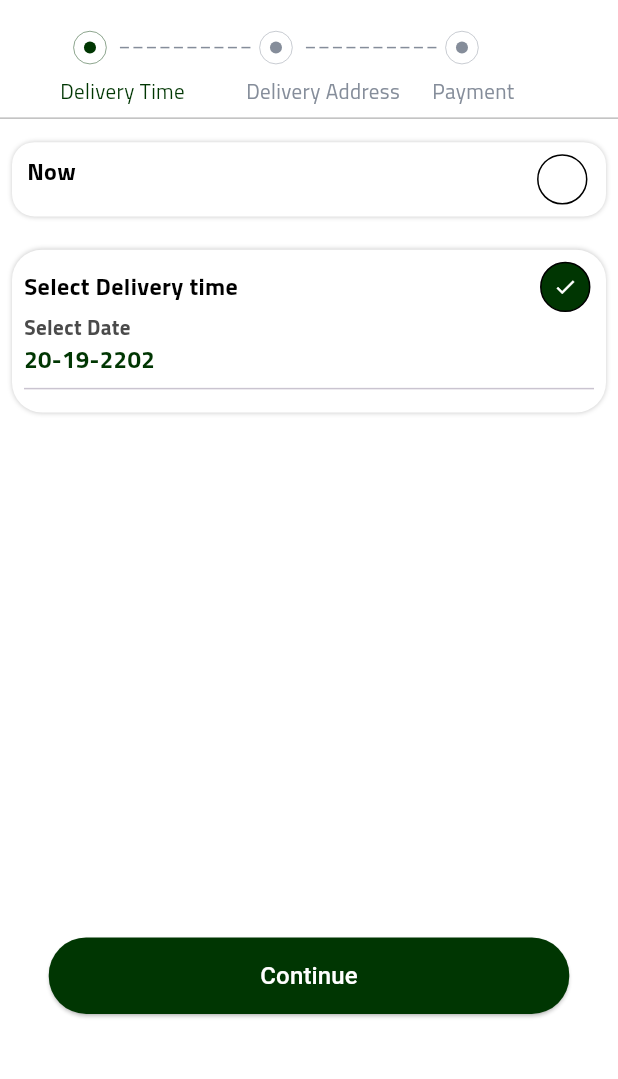
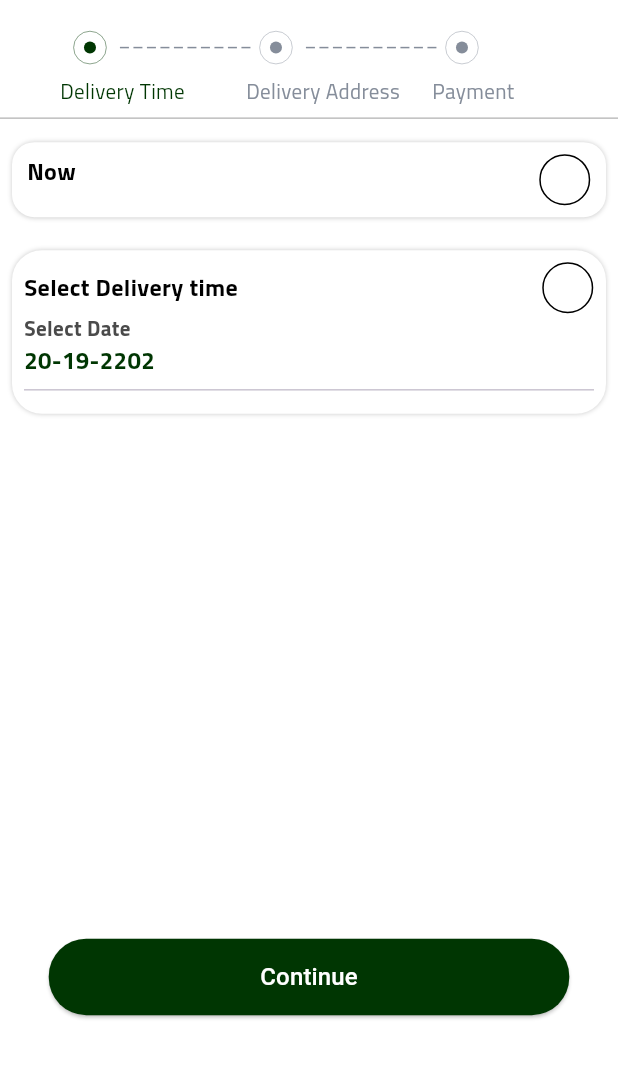
Before and after one commit to AyaNasserEzat/market, a Flutter app: the CartView screen opened directly, after a tap on "Procced to Checkout", on a phone screen of 412 x 824 dp, the part 65-1144 px from its top. Run offline on Flutter 3.47's test engine with Material 3 defaults, Android fonts, the phone set to English and light mode, and no system bars; our stand-ins replace flutter_screenutil, flutter_svg, go_router, pin_code_fields, timeline_tile; project files that could hold a hidden picture were left out.

Commit message:
check out  view changes p2

```diff
--- a/lib/core/utils/app_strings.dart
+++ b/lib/core/utils/app_strings.dart
@@ -6,6 +6,7 @@ class AppStrings {
   static const String onBordingTitle2 = "Delivery Arrived";
   static const String onBordingSubTitle2 = "Order is arrived at your Place";
   static const String skip = "Skip";
+    static const String update = "Update";
   static const String onBordingTitle3 = "E Shopping3";
   static const String onBordingSubTitle3 =
       "Explore organic fruits & grap them3";
--- a/lib/feature/auth_feature/presentation/views/widgets/onbording_btn.dart
+++ b/lib/feature/auth_feature/presentation/views/widgets/onbording_btn.dart
@@ -10,14 +10,14 @@ final VoidCallback onTap;
   @override
   Widget build(BuildContext context) {
     return  SizedBox(
-      height: 60.h,
-      width: 177.w,
+       height: 50,
+       width: 170,
       child: ElevatedButton(
         onPressed:onTap,
         style: ElevatedButton.styleFrom(
       backgroundColor: AppColor.green, // لون الزرار نفسه
       shape: RoundedRectangleBorder(
-        borderRadius: BorderRadius.circular(20), // الـ radius
+        borderRadius: BorderRadius.circular(25), // الـ radius
       ),
       shadowColor: AppColor.black, // لون الظل
       elevation: 10, // قوة الظل
--- a/lib/feature/auth_feature/presentation/views/widgets/onbording_page.dart
+++ b/lib/feature/auth_feature/presentation/views/widgets/onbording_page.dart
@@ -23,11 +23,16 @@ class OnbordingPage extends StatelessWidget {
   final PageController pageController;
   @override
   Widget build(BuildContext context) {
-    return SingleChildScrollView(
+    return LayoutBuilder(
+      builder: (BuildContext context, BoxConstraints constraints) {
+
+        return  SingleChildScrollView(
           child: Center(
+          child: Padding(
+            padding: const EdgeInsets.all(8.0),
             child: Column(
               children: [
-            SizedBox(height: 81.h),
+                SizedBox(height: constraints.maxHeight*.12),
                 Padding(
                   padding: const EdgeInsets.only(right: 30.0),
                   child: Row(
@@ -35,14 +40,14 @@ class OnbordingPage extends StatelessWidget {
                     children: [Text(AppStrings.skip, style: CustomTextStyle.regular)],
                   ),
                 ),
-              SizedBox(height: 81.h),
+                SizedBox(height: constraints.maxHeight*.012),
                 Image.asset(onBordingModel.image),
                 Text(onBordingModel.title, style: CustomTextStyle.poppins.copyWith(color: AppColor.black)),
-             SizedBox(height: 16.h),
+                SizedBox(height: constraints.maxHeight*.018),
                 Text(onBordingModel.subTitle, style: CustomTextStyle.regular),
-             SizedBox(height: 98.h),
+               SizedBox(height: constraints.maxHeight*.033),
                 CustomIndicator(currentIndex: currentIndex),
-             SizedBox(height: 98.h),
+                  SizedBox(height: constraints.maxHeight*.099),
                 OnbordingBtn(text: currentIndex<2? "next":"Get Started", onTap: () {
             if (currentIndex<2) {
               pageController.nextPage(duration: Duration(microseconds:1000 ), curve: Curves.ease);
@@ -55,6 +60,10 @@ class OnbordingPage extends StatelessWidget {
               ],
             ),
           ),
+                ),
+        );
+       },
+
     );
   }
 }
--- a/lib/feature/cart_feature/presentation/views/widgets/adress_details_container.dart
+++ b/lib/feature/cart_feature/presentation/views/widgets/adress_details_container.dart
@@ -1,6 +1,6 @@
 import 'package:flutter/material.dart';
 
-import 'package:flutter_screenutil/flutter_screenutil.dart';
+
 import 'package:flutter_svg/flutter_svg.dart';
 import 'package:pure_soft/core/utils/app_assets.dart';
 import 'package:pure_soft/core/utils/app_color.dart';
@@ -33,7 +33,11 @@ class AdressDetailsContainer extends StatelessWidget {
                 SvgPicture.asset(AppAssetes.addressIcon),
                 Text("  Address 1",style: CustomTextStyle.TitilliumWebBold16.copyWith(color: AppColor.black)),
             Spacer(),
-                CheckContainer(),
+               CheckContainer(
+          index: 4,
+          isSelected: false,
+          onTap: (){},
+        ),
 
 
               ],
--- a/lib/feature/cart_feature/presentation/views/widgets/check_container.dart
+++ b/lib/feature/cart_feature/presentation/views/widgets/check_container.dart
@@ -1,42 +1,37 @@
 import 'package:flutter/material.dart';
-
 import 'package:flutter_screenutil/flutter_screenutil.dart';
 import 'package:pure_soft/core/utils/app_color.dart';
 
-class CheckContainer extends StatefulWidget {
-  const CheckContainer({super.key});
+class CheckContainer extends StatelessWidget {
+  const CheckContainer({
+    super.key,
+    required this.index,
+    required this.isSelected,
+    required this.onTap,
+  });
 
-  @override
-  State<CheckContainer> createState() => _CheckContainerState();
-}
-
-class _CheckContainerState extends State<CheckContainer>
-    with SingleTickerProviderStateMixin {
-  late AnimationController _controller;
-
-  @override
-  void initState() {
-    super.initState();
-    _controller = AnimationController(vsync: this);
-  }
-
-  @override
-  void dispose() {
-    _controller.dispose();
-    super.dispose();
-  }
+  final int index;
+  final bool isSelected;
+  final VoidCallback onTap;
 
   @override
   Widget build(BuildContext context) {
-    return   Container(
-                  width: 40.w,
-                  height: 38.h,
-                  decoration: BoxDecoration(
-                    color: AppColor.green,
-                    shape: BoxShape.circle,
-                    border: Border.all(color: AppColor.black,)
-                  ),
-                  child: Icon(Icons.check,color: AppColor.white,size: 16,),
-                );
+    return InkWell(
+      onTap: onTap,
+      child: Container(
+        width: 35,
+        height: 34,
+        decoration: BoxDecoration(
+          color: isSelected ? AppColor.green : AppColor.white,
+          shape: BoxShape.circle,
+          border: Border.all(
+            color: isSelected ? AppColor.green : AppColor.black,
+          ),
+        ),
+        child: isSelected
+            ? Icon(Icons.check, color: AppColor.white, size: 16)
+            : const SizedBox(),
+      ),
+    );
   }
 }
--- /dev/null
+++ b/lib/feature/cart_feature/presentation/views/widgets/deliery_time_check_container.dart
@@ -0,0 +1,17 @@
+import 'package:flutter/widgets.dart';
+import 'package:pure_soft/core/utils/app_color.dart';
+
+class DelieryTimeCheckContainer extends StatelessWidget {
+  const DelieryTimeCheckContainer({super.key});
+
+  @override
+  Widget build(BuildContext context) {
+    return  Container(
+                width: 35,
+                height: 34,
+                decoration: BoxDecoration(
+                  color: AppColor.white,
+                  shape: BoxShape.circle,
+                  border: Border.all(color: AppColor.black,)));
+  }
+}
--- a/lib/feature/cart_feature/presentation/views/widgets/now_container.dart
+++ b/lib/feature/cart_feature/presentation/views/widgets/now_container.dart
@@ -1,11 +1,12 @@
 import 'package:flutter/widgets.dart';
-import 'package:flutter_screenutil/flutter_screenutil.dart';
+
 import 'package:pure_soft/core/utils/app_color.dart';
 
 
 class NowContainer extends StatelessWidget {
   const NowContainer({super.key, required this.child});
 final Widget child;
+
   @override
   Widget build(BuildContext context) {
     return  Container(
--- a/lib/feature/cart_feature/presentation/views/widgets/now_time_row.dart
+++ b/lib/feature/cart_feature/presentation/views/widgets/now_time_row.dart
@@ -1,7 +1,10 @@
+import 'package:flutter/material.dart';
 import 'package:flutter/widgets.dart';
 import 'package:flutter_screenutil/flutter_screenutil.dart';
 import 'package:pure_soft/core/utils/app_color.dart';
 import 'package:pure_soft/core/utils/text_style.dart';
+import 'package:pure_soft/feature/cart_feature/presentation/views/widgets/deliery_time_check_container.dart';
+import 'package:pure_soft/feature/cart_feature/presentation/views/widgets/select_delivery_time_container.dart';
 
 class NowTimeRow extends StatelessWidget {
   const NowTimeRow({super.key});
@@ -13,14 +16,11 @@ class NowTimeRow extends StatelessWidget {
           crossAxisAlignment: CrossAxisAlignment.start,
           children: [
             Text("Now",style: CustomTextStyle.TitilliumWebBold16.copyWith(color: AppColor.black),),
-            Container(
-              width: 40.w,
-              height: 38.h,
-              decoration: BoxDecoration(
-                color: AppColor.white,
-                shape: BoxShape.circle,
-                border: Border.all(color: AppColor.black,)
-              ),
+            InkWell(
+              onTap: () {
+
+              },
+              child: DelieryTimeCheckContainer()
             )
           ],
         );
--- a/lib/feature/cart_feature/presentation/views/widgets/payment_section.dart
+++ b/lib/feature/cart_feature/presentation/views/widgets/payment_section.dart
@@ -3,18 +3,60 @@ import 'package:pure_soft/core/utils/app_assets.dart';
 import 'package:pure_soft/core/utils/app_strings.dart';
 import 'package:pure_soft/feature/cart_feature/presentation/views/widgets/now_container.dart';
 import 'package:pure_soft/feature/cart_feature/presentation/views/widgets/payment_row.dart';
-
-class PaymentSection extends StatelessWidget {
+class PaymentSection extends StatefulWidget {
   const PaymentSection({super.key});
 
   @override
+  State<PaymentSection> createState() => _PaymentSectionState();
+}
+
+class _PaymentSectionState extends State<PaymentSection> {
+  int currentIndex = -1;
+
+  @override
   Widget build(BuildContext context) {
-    return  Column(
+    return Column(
       spacing: 10,
       children: [
-        NowContainer(child: PaymentRow(image: AppAssetes.credit, text: AppStrings.credit),),
-        NowContainer(child: PaymentRow(image: AppAssetes.chash, text: AppStrings.cash),),
-        NowContainer(child: PaymentRow(image: AppAssetes.knet, text: AppStrings.knet),),
+        NowContainer(
+          child: PaymentRow(
+            image: AppAssetes.credit,
+            text: AppStrings.credit,
+            index: 1,
+            selectedIndex: currentIndex,
+            onSelected: (index) {
+              setState(() {
+                currentIndex = index;
+              });
+            },
+          ),
+        ),
+        NowContainer(
+          child: PaymentRow(
+            image: AppAssetes.chash,
+            text: AppStrings.cash,
+            index: 2,
+            selectedIndex: currentIndex,
+            onSelected: (index) {
+              setState(() {
+                currentIndex = index;
+              });
+            },
+          ),
+        ),
+        NowContainer(
+          child: PaymentRow(
+            image: AppAssetes.knet,
+            text: AppStrings.knet,
+            index: 3,
+            selectedIndex: currentIndex,
+            onSelected: (index) {
+              setState(() {
+                currentIndex = index;
+              });
+            },
+          ),
+        ),
       ],
     );
   }
--- a/lib/feature/cart_feature/presentation/views/widgets/select_delivery_time_container.dart
+++ b/lib/feature/cart_feature/presentation/views/widgets/select_delivery_time_container.dart
@@ -4,6 +4,7 @@ import 'package:flutter_screenutil/flutter_screenutil.dart';
 import 'package:pure_soft/core/utils/app_color.dart';
 import 'package:pure_soft/core/utils/text_style.dart';
 import 'package:pure_soft/feature/cart_feature/presentation/views/widgets/check_container.dart';
+import 'package:pure_soft/feature/cart_feature/presentation/views/widgets/deliery_time_check_container.dart';
 
 class SelectDeliveryTimeContainer extends StatelessWidget {
   const SelectDeliveryTimeContainer({super.key});
@@ -29,7 +30,7 @@ class SelectDeliveryTimeContainer extends StatelessWidget {
               mainAxisAlignment: MainAxisAlignment.spaceBetween,
               children: [
                 Text("Select Delivery time",style: CustomTextStyle.TitilliumWebBold16.copyWith(color: AppColor.black),),
-               CheckContainer()
+DelieryTimeCheckContainer(),
               ],
             ),
 
--- a/lib/feature/order_feature/presentaion/views/order_view.dart
+++ b/lib/feature/order_feature/presentaion/views/order_view.dart
@@ -18,8 +18,9 @@ class OrderView extends StatelessWidget {
         child: Row(
           children: [
             IconButton(icon: Icon(Icons.arrow_back_ios) ,onPressed: () {
-          context.pop();
+          //context.pop();
         },),
+        SizedBox(width: 50,),
             Text("My Orders", style:CustomTextStyle.poppins,textAlign: TextAlign.center,),
           ],
         ),
--- a/lib/feature/profile/presentation/views/widgets/contact_icon.dart
+++ b/lib/feature/profile/presentation/views/widgets/contact_icon.dart
@@ -8,10 +8,11 @@ class ContactIcon extends StatelessWidget {
 final String icon;
   @override
   Widget build(BuildContext context) {
+    bool isLandScape=MediaQuery.of(context).orientation==Orientation.landscape;
     return  Container(
       alignment: Alignment.center,
-  width: 55.w,
-  height: 55.h,
+  width: isLandScape? 60: 55.w,
+  height:isLandScape?60: 55.h,
       decoration: BoxDecoration(
 
         border: Border.all(color: AppColor.black,width:.5),
```
Also changed, not shown: lib/feature/cart_feature/presentation/views/widgets/payment_row.dart (+15 -4 lines), lib/feature/favorite_feature/presentation/views/widgets/favorit_item.dart (+35 -22 lines), lib/feature/order_feature/presentaion/views/widgets/order_item.dart (+3 -8 lines), lib/feature/profile/presentation/views/support_view.dart (+7 -2 lines), lib/feature/profile/presentation/views/update_profile_view.dart (+6 -3 lines). Lines whose indentation alone changed are shown as unchanged.
